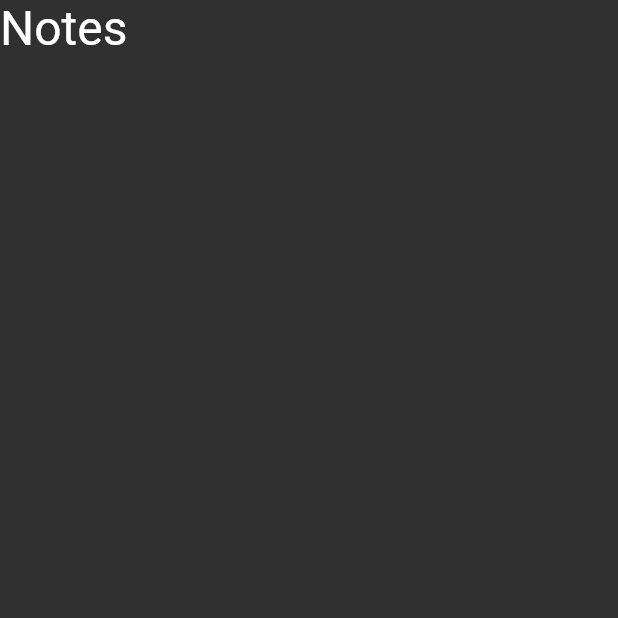
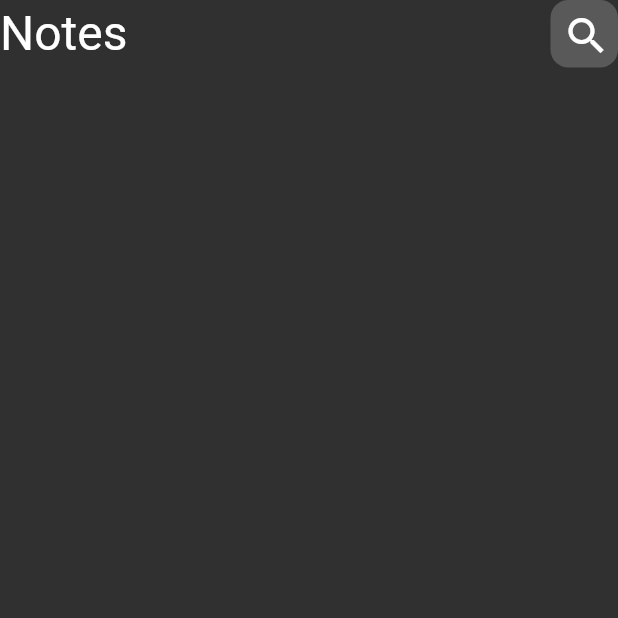
Before and after one commit to Awad-Safwat/notes_app, a Flutter app: the screen it shows after launch, on a phone screen of 412 x 824 dp, the top half of it. Run offline on Flutter 3.47's test engine with Material 2 defaults, Android fonts, the phone set to English and light mode, and no system bars.

Commit message:
not important

```diff
--- a/lib/custome_widgets/app_bar.dart
+++ b/lib/custome_widgets/app_bar.dart
@@ -1,4 +1,5 @@
 import 'package:flutter/material.dart';
+import 'package:notes_app/custome_widgets/search_icon.dart';
 
 class CustomAppBar extends StatelessWidget {
   const CustomAppBar({
@@ -16,7 +17,7 @@ class CustomAppBar extends StatelessWidget {
           ),
         ),
         Spacer(),
-
+        CustomSearchIcon(),
       ],
     );
   }
```
